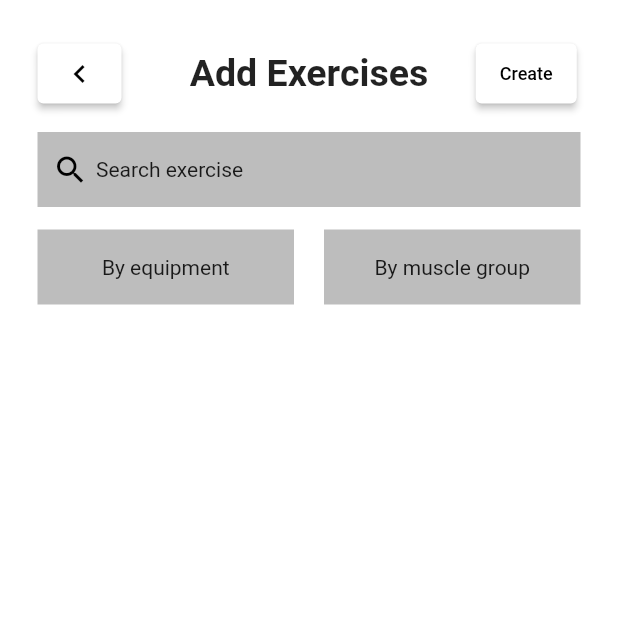
After one commit to TomTomDam/workout-log, a Flutter app: the AddExercises screen opened directly, on a phone screen of 412 x 824 dp, the top half of it. The commit adds this screen. Run offline on Flutter 3.47's test engine with Material 2 defaults, Android fonts, the phone set to English and light mode, and no system bars.

Commit message:
Added Search bar and filter buttons to Add Exercises page. Set up Create Exercise page. Did some file organisation.

```diff
--- a/lib/screens/Dashboard.dart
+++ b/lib/screens/Dashboard.dart
@@ -1,6 +1,6 @@
 import 'package:flutter/material.dart';
 import './settings/settings.dart';
-import '../widgets/header.dart';
+import '../widgets/header/header.dart';
 import 'onboarding_page1.dart';
 import 'onboarding_page2.dart';
 import 'onboarding_page3.dart';
--- a/lib/screens/exercise_information/exercise_information.dart
+++ b/lib/screens/exercise_information/exercise_information.dart
@@ -1,6 +1,5 @@
 import 'package:flutter/material.dart';
-import '../../widgets/header.dart';
-import '../settings/settings.dart';
+import '../../widgets/header/header.dart';
 
 class ExerciseInformation extends StatelessWidget {
   const ExerciseInformation({Key? key, required this.exerciseId})
--- /dev/null
+++ b/lib/screens/exercise_list/add_exercises.dart
@@ -0,0 +1,101 @@
+import 'package:flutter/material.dart';
+import '../../widgets/header/header.dart';
+import 'create_exercise.dart';
+
+class AddExercises extends StatefulWidget {
+  const AddExercises({Key? key}) : super(key: key);
+
+  @override
+  State<AddExercises> createState() => _AddExercisesState();
+}
+
+class _AddExercisesState extends State<AddExercises> {
+  @override
+  Widget build(BuildContext context) {
+    const EdgeInsets rowMargin =
+        EdgeInsets.only(left: 25.0, right: 25.0, top: 15.0);
+
+    return Scaffold(
+        backgroundColor: Colors.white,
+        body: SafeArea(
+            child: Column(
+          children: [
+            Header(
+              title: "Add Exercises",
+              navigationButton: ElevatedButton(
+                style: ElevatedButton.styleFrom(
+                    minimumSize: const Size(40, 40), primary: Colors.white),
+                onPressed: () {
+                  Navigator.pop(context);
+                },
+                child: const Icon(
+                  Icons.navigate_before,
+                  color: Colors.black,
+                ),
+              ),
+              secondaryButton: ElevatedButton(
+                style: ElevatedButton.styleFrom(
+                    minimumSize: const Size(40, 40), primary: Colors.white),
+                onPressed: () {
+                  Navigator.push(
+                      context,
+                      MaterialPageRoute(
+                          builder: (context) => const CreateExercise()));
+                },
+                child: const Text(
+                  "Create",
+                  style: TextStyle(color: Colors.black, fontSize: 12),
+                ),
+              ),
+            ),
+            Container(
+                margin: rowMargin,
+                padding: const EdgeInsets.all(10.0),
+                height: 50,
+                width: double.infinity,
+                color: Colors.grey.shade400,
+                child: Row(
+                  mainAxisAlignment: MainAxisAlignment.start,
+                  children: [
+                    const Icon(
+                      Icons.search,
+                      color: Colors.black,
+                    ),
+                    Container(
+                        margin: const EdgeInsets.symmetric(horizontal: 5.0),
+                        child: const Text("Search exercise"))
+                  ],
+                )),
+            Container(
+              margin: rowMargin,
+              child: Row(
+                children: [
+                  Expanded(
+                    child: Container(
+                        margin: const EdgeInsets.only(right: 10.0),
+                        padding: const EdgeInsets.all(10.0),
+                        height: 50,
+                        color: Colors.grey.shade400,
+                        child: Row(
+                          mainAxisAlignment: MainAxisAlignment.center,
+                          children: const [Text("By equipment")],
+                        )),
+                  ),
+                  Expanded(
+                    child: Container(
+                        margin: const EdgeInsets.only(left: 10.0),
+                        padding: const EdgeInsets.all(10.0),
+                        height: 50,
+                        color: Colors.grey.shade400,
+                        child: Row(
+                          mainAxisAlignment: MainAxisAlignment.center,
+                          children: const [Text("By muscle group")],
+                        )),
+                  )
+                ],
+              ),
+            )
+          ],
+        )));
+  }
+}
--- a/lib/screens/log_workout/log_workout.dart
+++ b/lib/screens/log_workout/log_workout.dart
@@ -1,7 +1,7 @@
 import 'package:flutter/material.dart';
 import 'package:workout_log/screens/select_workout.dart';
 import 'package:workout_log/screens/settings/settings.dart';
-import '../../widgets/pane_button.dart';
+import '../../widgets/page/pane_button.dart';
 import 'exercises_pane.dart';
 import 'muscles_pane.dart';
 import 'overview_pane.dart';
@@ -117,11 +117,11 @@ class LogWorkoutHeader extends StatelessWidget {
   @override
   Widget build(BuildContext context) {
     const double padding = 25;
-    const EdgeInsets sectionPadding =
+    const EdgeInsets rowPadding =
         EdgeInsets.only(top: padding, left: padding, right: padding);
 
     return Padding(
-      padding: sectionPadding,
+      padding: rowPadding,
       child: Row(
         crossAxisAlignment: CrossAxisAlignment.center,
         children: [
--- a/lib/screens/main.dart
+++ b/lib/screens/main.dart
@@ -1,6 +1,6 @@
 import 'package:flutter/material.dart';
 import 'package:workout_log/screens/dashboard.dart';
-import '../widgets/nav_bar.dart';
+import '../widgets/page/nav_bar.dart';
 
 void main() {
   runApp(const MyApp());
--- a/lib/screens/select_workout.dart
+++ b/lib/screens/select_workout.dart
@@ -1,7 +1,7 @@
 import 'package:flutter/material.dart';
-import '../widgets/sub_header.dart';
-import '../widgets/header.dart';
-import '../widgets/nav_bar.dart';
+import '../widgets/page/sub_header.dart';
+import '../widgets/header/header.dart';
+import '../widgets/page/nav_bar.dart';
 import 'log_workout/log_workout.dart';
 
 class SelectWorkout extends StatefulWidget {
--- a/lib/screens/settings/Settings.dart
+++ b/lib/screens/settings/Settings.dart
@@ -1,6 +1,5 @@
 import 'package:flutter/material.dart';
-import 'package:workout_log/screens/main.dart';
-import '../../widgets/header.dart';
+import '../../widgets/header/header.dart';
 
 class Settings extends StatelessWidget {
   const Settings({Key? key}) : super(key: key);
--- a/lib/widgets/header.dart
+++ b/lib/widgets/header/header.dart
@@ -8,17 +8,17 @@ class Header extends StatelessWidget {
       required this.secondaryButton})
       : super(key: key);
   final String title;
-  final ElevatedButton? navigationButton;
-  final ElevatedButton? secondaryButton;
+  final Widget? navigationButton;
+  final Widget? secondaryButton;
 
   @override
   Widget build(BuildContext context) {
     const double padding = 25;
-    const EdgeInsets sectionPadding =
+    const EdgeInsets rowPadding =
         EdgeInsets.only(top: padding, left: padding, right: padding);
 
     return Padding(
-      padding: sectionPadding,
+      padding: rowPadding,
       child: Row(
         crossAxisAlignment: CrossAxisAlignment.center,
         children: [
--- a/lib/widgets/nav_bar.dart
+++ b/lib/widgets/page/nav_bar.dart
@@ -1,7 +1,7 @@
 import 'package:flutter/material.dart';
-import '../screens/main.dart';
-import '../screens/select_workout.dart';
-import '../screens/programs.dart';
+import '../../screens/main.dart';
+import '../../screens/select_workout.dart';
+import '../../screens/programs/programs.dart';
 
 class NavBar extends StatelessWidget {
   const NavBar({Key? key, required this.currentPage}) : super(key: key);
--- a/lib/widgets/sub_header.dart
+++ b/lib/widgets/page/sub_header.dart
@@ -7,11 +7,11 @@ class SubHeader extends StatelessWidget {
   @override
   Widget build(BuildContext context) {
     const double padding = 20;
-    const EdgeInsets sectionPadding =
+    const EdgeInsets rowPadding =
         EdgeInsets.only(top: padding, left: padding, right: padding);
 
     return Padding(
-      padding: sectionPadding,
+      padding: rowPadding,
       child: Row(
         crossAxisAlignment: CrossAxisAlignment.start,
         children: [
```
Also changed, not shown: lib/screens/add_exercise.dart (deleted, +0 -46 lines), lib/screens/exercise_list/create_exercise.dart (added, +33 -0 lines), lib/widgets/add_exercise_button.dart (+3 -6 lines), lib/widgets/header/navigate_before_button.dart (added, +19 -0 lines), lib/screens/programs/programs.dart (renamed from lib/screens/Programs.dart), lib/widgets/header/header_button.dart (renamed from lib/widgets/header_button.dart), lib/widgets/page/pane_button.dart (renamed from lib/widgets/pane_button.dart).
